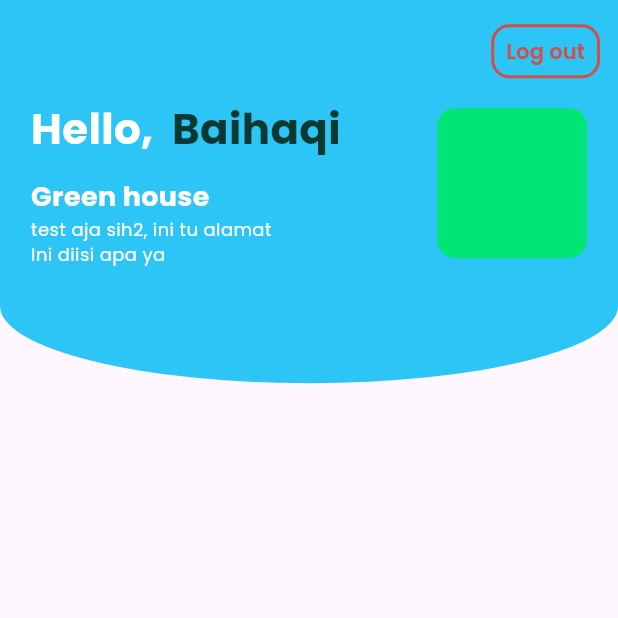
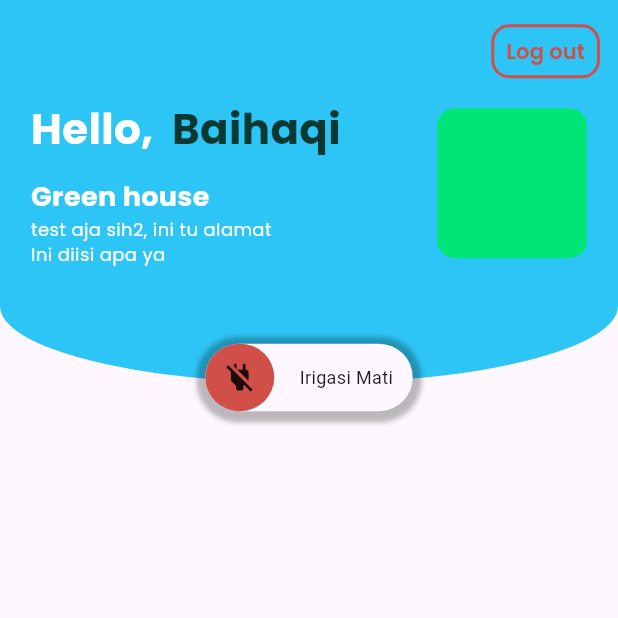
Before and after one commit to EqiBaihaqi/Smart-Farming-Mobile-App, a Flutter app: the HomePage screen opened directly, on a phone screen of 412 x 824 dp, the top half of it. Run offline on Flutter 3.47's test engine with Material 3 defaults, Android fonts, the light colour scheme and no system bars; drawn by our look-alikes of animated_toggle_switch; our stand-ins replace firebase_auth, firebase_core, get, google_fonts, google_sign_in, sign_in_button; accounts and stored records are empty.

Commit message:
Add toggle button home page

```diff
--- a/lib/constant/constatn_color_text.dart
+++ b/lib/constant/constatn_color_text.dart
@@ -9,6 +9,7 @@ Color softBlue = const Color(0xff007BFF);
 Color redColor = const Color(0XFFD04F48);
 Color whiteColor = Colors.white;
 Color blackColor = Colors.black;
+Color greenColor = Colors.green;
 Color backgroundColor = const Color(0XFFF6F8FB);
 Color greyColor = const Color(0XFF9EABB1);
 Color lightGreyColor = const Color(0xffBDBDBD);
--- /dev/null
+++ b/lib/controller/home_controller.dart
@@ -0,0 +1,37 @@
+import 'package:get/get.dart';
+import 'package:smart_farm/service/irrigation_service.dart';
+
+class HomeController extends GetxController {
+  RxBool isIrrigationOn = false.obs;
+  IrrigationService irrigationService = IrrigationService();
+  Future<void> turnOnIrrigation() async {
+    try {
+      final success = await irrigationService.turnOnIrrigation();
+
+      if (success) {
+        isIrrigationOn(true);
+        Get.snackbar('Berhasil', 'Irigasi berhasil dinyalakan');
+      } else {
+        Get.snackbar('Gagal', 'Irigasi gagal dinyalakan');
+        isIrrigationOn(false);
+      }
+    } catch (e) {
+      throw Exception(e.toString());
+    }
+  }
+
+  Future<void> turnOffIrrigation() async {
+    try {
+      final isIrrigationOff = await irrigationService.turnOffIrrigation();
+      if (isIrrigationOff) {
+        isIrrigationOn(false);
+        Get.snackbar('Berhasil', 'Irigasi berhasil dimatikan');
+      } else {
+        Get.snackbar('Gagal', 'Irigasi gagal dimatikan');
+        isIrrigationOn(true);
+      }
+    } catch (e) {
+      throw Exception(e.toString());
+    }
+  }
+}
--- a/lib/page/home_page/home_page.dart
+++ b/lib/page/home_page/home_page.dart
@@ -2,6 +2,7 @@ import 'package:flutter/material.dart';
 import 'package:get/get.dart';
 import 'package:smart_farm/constant/constatn_color_text.dart';
 import 'package:smart_farm/controller/auth_controller.dart';
+import 'package:smart_farm/page/home_page/home_toggle.dart';
 
 class HomePage extends StatelessWidget {
   const HomePage({super.key});
@@ -124,6 +125,12 @@ class HomePage extends StatelessWidget {
                 ),
               ),
             ),
+            Positioned(
+              top: SizeDevice.getHeight(context) * 0.272,
+              left: SizeDevice.getWidth(context) * 0.32,
+              right: SizeDevice.getWidth(context) * 0.32,
+              child: HomeToggle(),
+            ),
           ],
         ),
       ),
--- /dev/null
+++ b/lib/page/home_page/home_toggle.dart
@@ -0,0 +1,64 @@
+import 'package:animated_toggle_switch/animated_toggle_switch.dart';
+import 'package:flutter/material.dart';
+import 'package:get/get.dart';
+import 'package:smart_farm/constant/constatn_color_text.dart';
+import 'package:smart_farm/controller/home_controller.dart';
+
+class HomeToggle extends StatelessWidget {
+  const HomeToggle({super.key});
+
+  @override
+  Widget build(BuildContext context) {
+    final homeController = Get.put(HomeController());
+    return Obx(
+      () => AnimatedToggleSwitch<bool>.dual(
+        current: homeController.isIrrigationOn.value,
+        first: false,
+        second: true,
+        spacing: 50.0,
+        style: const ToggleStyle(
+          borderColor: Colors.transparent,
+          boxShadow: [
+            BoxShadow(
+              color: Colors.black26,
+              spreadRadius: 1,
+              blurRadius: 2,
+              offset: Offset(0, 1.5),
+            ),
+          ],
+        ),
+        borderWidth: 5.0,
+        height: 55,
+        onChanged: (b) async {
+          if (b) {
+            await homeController.turnOnIrrigation();
+          } else {
+            await homeController.turnOffIrrigation();
+          }
+        },
+        styleBuilder:
+            (b) => ToggleStyle(indicatorColor: b ? greenColor : redColor),
+        iconBuilder:
+            (value) =>
+                value
+                    ? const Icon(Icons.power_outlined)
+                    : const Icon(Icons.power_off_rounded),
+        textBuilder:
+            (value) =>
+                value
+                    ? const Center(
+                      child: Text(
+                        'Irigasi Nyala',
+                        style: TextStyle(fontSize: 12),
+                      ),
+                    )
+                    : const Center(
+                      child: Text(
+                        'Irigasi Mati',
+                        style: TextStyle(fontSize: 12),
+                      ),
+                    ),
+      ),
+    );
+  }
+}
--- a/pubspec.yaml
+++ b/pubspec.yaml
@@ -40,6 +40,7 @@ dependencies:
   get: ^4.7.2
   google_fonts: ^6.2.1
   sign_in_button: ^3.2.0
+  animated_toggle_switch: ^0.8.4
 dev_dependencies:
   flutter_test:
     sdk: flutter
```
Also changed, not shown: lib/service/irrigation_service.dart (added, +15 -0 lines), pubspec.lock.
